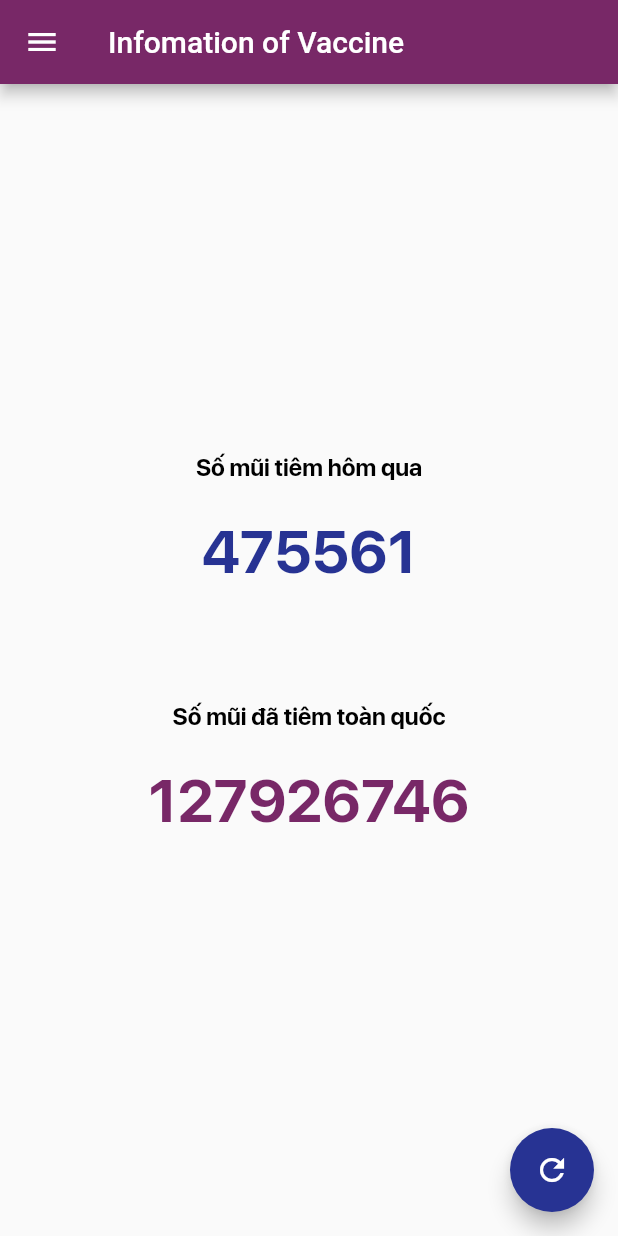
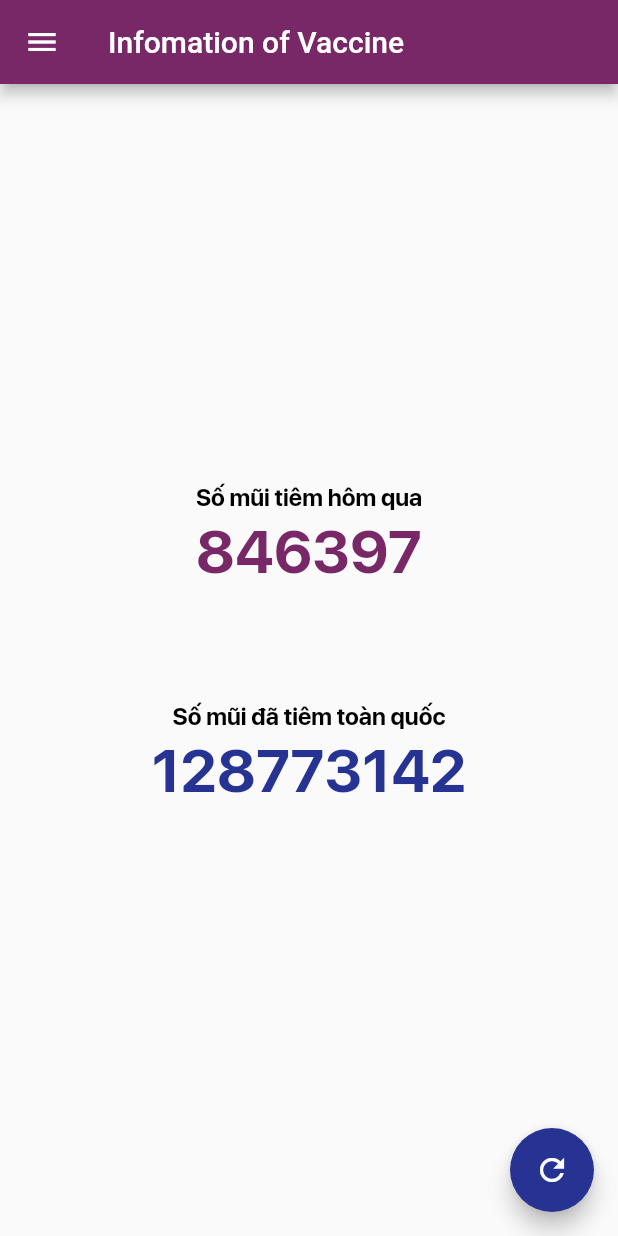
Before and after one commit to ngxuancam/VaccienInVietNam, a Flutter app: the screen it shows after launch, on a phone screen of 412 x 824 dp. Run offline on Flutter 3.47's test engine with Material 2 defaults, Android fonts, the phone set to English and light mode, and no system bars; our stand-ins replace fl_chart.

Commit message:
Day code

```diff
--- a/lib/home.dart
+++ b/lib/home.dart
@@ -1,5 +1,5 @@
 import 'dart:async';
-
+import 'model/total_info.dart';
 import 'package:flutter/material.dart';
 import 'widget/line_chart_widget.dart';
 
@@ -42,7 +42,11 @@ class _MyAppState extends State<MyApp> {
             backgroundColor: Color.fromRGBO(39, 51, 147, 1),
             child: Icon(Icons.refresh),
             onPressed: () {
-              _gotoHomePage();
+              setState(() {
+                bodyWidget = bodyWidget;
+                title = title;
+              });
+              ;
             },
           ),
           appBar: AppBar(
@@ -65,14 +69,29 @@ class _MyAppState extends State<MyApp> {
                         ]),
                   ),
                   // ignore: prefer_const_constructors
-                  child: Text(
-                    '''Infomation of caccine in
-              Viet Nam''',
-                    style: const TextStyle(
-                      color: Colors.white,
-                      fontSize: 24,
+                  child: Center(
+                    child: Column(
+                      mainAxisAlignment: MainAxisAlignment.center,
+                      children: [
+                        Container(
+                          height: 70,
+                          width: 200,
+                          decoration: const BoxDecoration(
+                            image: DecorationImage(
+                                image: AssetImage('assets/images/logo.png'),
+                                fit: BoxFit.fitWidth),
+                          ),
+                        ),
+                      ],
                     ),
                   ),
+                ),
+                ListTile(
+                  title: const Text('Thông tin chính về số mũi tim'),
+                  onTap: () {
+                    _gotoHomePage();
+                    _closeDrawer(300);
+                  },
                 ),
                 ListTile(
                   title: const Text('Só lượng người được tiêm theo ngày'),
@@ -124,7 +143,20 @@ class VaccineByDay extends StatelessWidget {
   }
 }
 
-class TotalInfoState extends StatelessWidget {
+class TotalInfoState extends StatefulWidget {
+  @override
+  State<TotalInfoState> createState() => _TotalInfoStateState();
+}
+
+class _TotalInfoStateState extends State<TotalInfoState> {
+  //late Future<TotalInfo> futureTotalInfo;
+
+  // @override
+  // void initState() {
+  //   super.initState();
+  //   futureTotalInfo = TotalInfo.getTotalInfofromXML();
+  // }
+
   @override
   Widget build(BuildContext context) {
     return Container(
@@ -150,14 +182,41 @@ class TotalInfoState extends StatelessWidget {
                         height: 1),
                   )),
                 ),
-                Padding(
-                  padding: EdgeInsets.only(top: 30),
+                // FutureBuilder<TotalInfo>(
+                //   future: futureTotalInfo,
+                //   builder: (context, snapshot) {
+                //     if (snapshot.hasData) {
+                //       return Padding(
+                //         padding: EdgeInsets.only(top: 30),
+                //         child: Center(
+                //             child: Text(
+                //           '127926746',
+                //           textAlign: TextAlign.center,
+                //           style: TextStyle(
+                //               color: Color.fromRGBO(120, 40, 103, 1),
+                //               fontFamily: 'SF Pro Display',
+                //               fontSize: 40,
+                //               fontWeight: FontWeight.bold,
+                //               height: 1),
+                //         )),
+                //       );
+                //     } else if (snapshot.hasError) {
+                //       return Text('${snapshot.error}');
+                //     }
+
+                //     // By default, show a loading spinner.
+                //     return const CircularProgressIndicator();
+                //   },
+                // ),
+
+                const Padding(
+                  padding: EdgeInsets.only(top: 10),
                   child: Center(
                       child: Text(
-                    '475561',
+                    '846397',
                     textAlign: TextAlign.center,
                     style: TextStyle(
-                        color: Color.fromRGBO(39, 51, 147, 1),
+                        color: Color.fromRGBO(120, 40, 103, 1),
                         fontFamily: 'SF Pro Display',
                         fontSize: 40,
                         fontWeight: FontWeight.bold,
@@ -185,14 +244,40 @@ class TotalInfoState extends StatelessWidget {
                         height: 1),
                   )),
                 ),
-                Padding(
-                  padding: EdgeInsets.only(top: 30),
+                // FutureBuilder<TotalInfo>(
+                //   future: futureTotalInfo,
+                //   builder: (context, snapshot) {
+                //     if (snapshot.hasData) {
+                //       return Padding(
+                //         padding: EdgeInsets.only(top: 30),
+                //         child: Center(
+                //             child: Text(
+                //           '127926746',
+                //           textAlign: TextAlign.center,
+                //           style: TextStyle(
+                //               color: Color.fromRGBO(120, 40, 103, 1),
+                //               fontFamily: 'SF Pro Display',
+                //               fontSize: 40,
+                //               fontWeight: FontWeight.bold,
+                //               height: 1),
+                //         )),
+                //       );
+                //     } else if (snapshot.hasError) {
+                //       return Text('${snapshot.error}');
+                //     }
+
+                //     // By default, show a loading spinner.
+                //     return const CircularProgressIndicator();
+                //   },
+                // ),
+                const Padding(
+                  padding: EdgeInsets.only(top: 10),
                   child: Center(
                       child: Text(
-                    '127926746',
+                    '128773142',
                     textAlign: TextAlign.center,
                     style: TextStyle(
-                        color: Color.fromRGBO(120, 40, 103, 1),
+                        color: Color.fromRGBO(39, 51, 147, 1),
                         fontFamily: 'SF Pro Display',
                         fontSize: 40,
                         fontWeight: FontWeight.bold,
--- a/lib/main.dart
+++ b/lib/main.dart
@@ -14,7 +14,7 @@ class MyApp extends StatelessWidget {
       title: 'Flutter Demo',
       theme: ThemeData(
         // This is the theme of your application.
-        //
+        //8
         // Try running your application with "flutter run". You'll see the
         // application has a blue toolbar. Then, without quitting the app, try
         // changing the primarySwatch below to Colors.green and then invoke
--- a/pubspec.yaml
+++ b/pubspec.yaml
@@ -37,6 +37,8 @@ dependencies:
   google_fonts: ^2.1.0
   fl_chart: ^0.40.5
   http: ^0.13.4
+  xml2json: ^5.3.1
+  xml: ^5.3.1
 
 dev_dependencies:
   flutter_test:
```
Also changed, not shown: lib/model/total_info.dart (+68 -8 lines), pubspec.lock.
